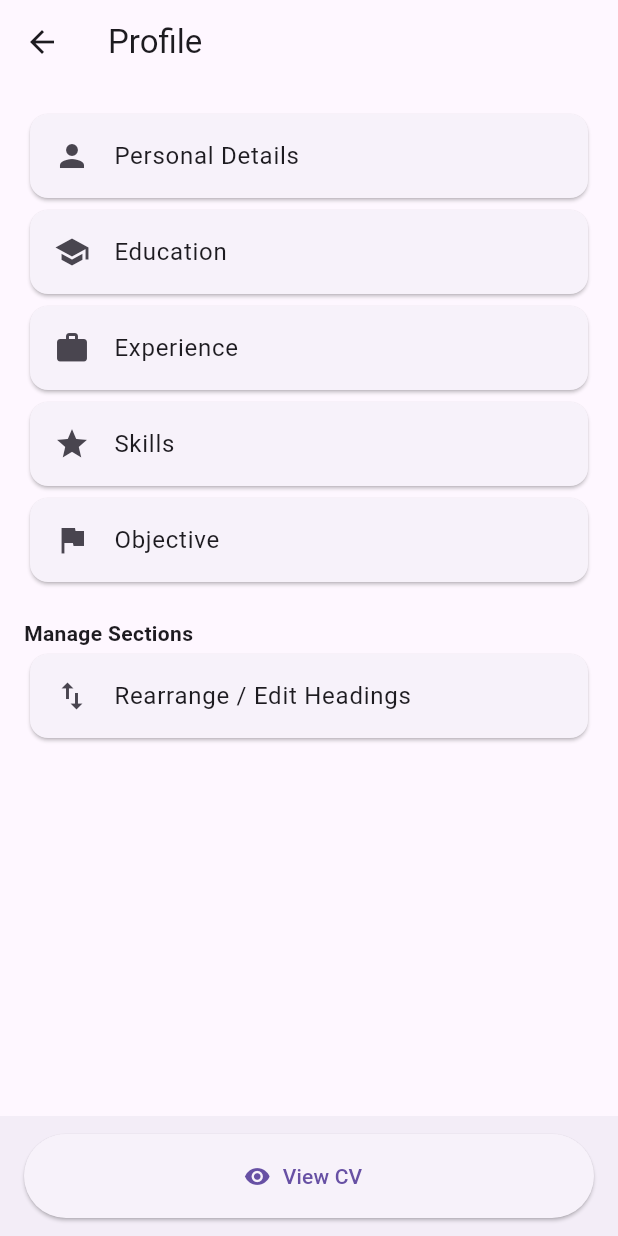
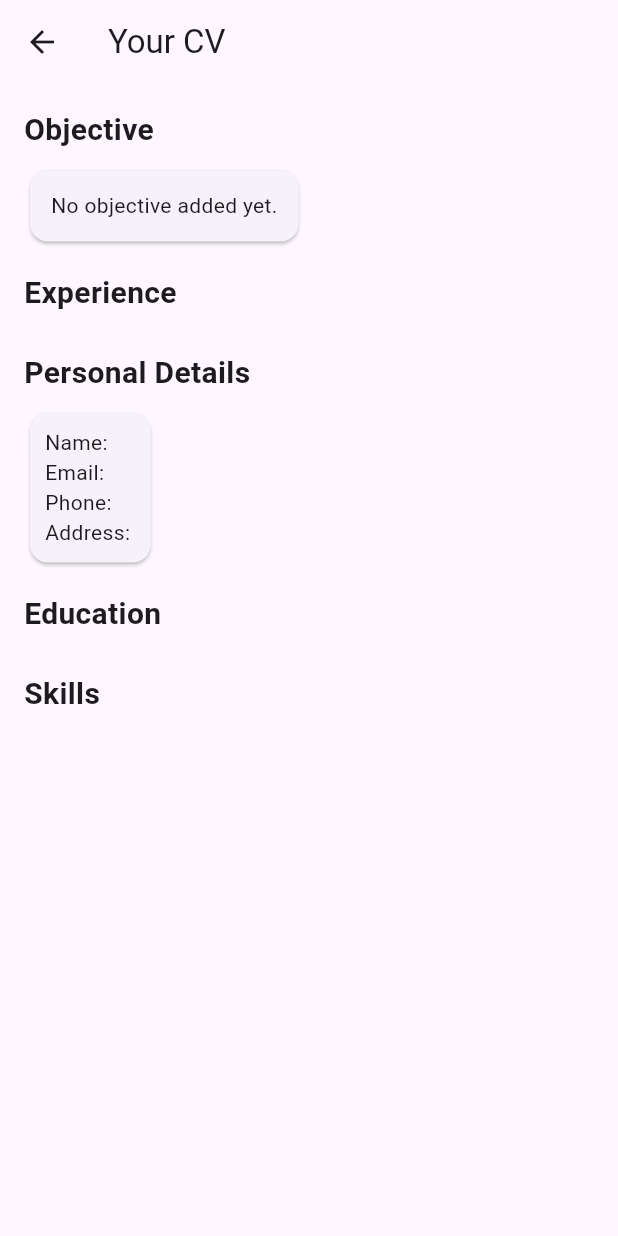
Before and after one commit to tisharabadiya/resume_builder, a Flutter app: the CreateResume screen opened directly, after a tap on "View CV", on a phone screen of 412 x 824 dp. Run offline on Flutter 3.47's test engine with Material 3 defaults, Android fonts, the phone set to English and light mode, and no system bars; our stand-ins replace shared_preferences; accounts and stored records are empty.

Commit message:
create rearrange and resume preview screen

```diff
--- a/lib/provider/resume_provider.dart
+++ b/lib/provider/resume_provider.dart
@@ -26,12 +26,33 @@ class ResumeProvider with ChangeNotifier {
   Objective? get objective => _objective;
   bool get hasDetails => _hasDetails;
 
+  List<String> _sectionOrder = [
+    'Objective',
+    'Experience',
+    'Personal Details',
+    'Education',
+    'Skills',
+  ];
+
+  final List<String> _defaultSectionOrder = const [
+    'Objective',
+    'Experience',
+    'Personal Details',
+    'Education',
+    'Skills',
+  ];
+
+  List<String> get defaultSections => List<String>.from(_defaultSectionOrder);
+
+  List<String> get sectionOrder => _sectionOrder;
+
   ResumeProvider() {
     _loadPersonalDetails();
     _loadEducations();
     _loadExperiences();
     _loadSkills();
     _loadObjective();
+    _loadSectionOrder();
   }
 
   Future<void> _loadPersonalDetails() async {
@@ -183,4 +204,29 @@ class ResumeProvider with ChangeNotifier {
     _hasDetails = true;
     notifyListeners();
   }
+
+  Future<void> _loadSectionOrder() async {
+    final prefs = await SharedPreferences.getInstance();
+    final savedOrder = prefs.getStringList('sectionOrder');
+    if (savedOrder != null) {
+      final sectionOrder =
+          savedOrder.where((s) => _defaultSectionOrder.contains(s)).toList();
+
+      _sectionOrder =
+          sectionOrder.isNotEmpty
+              ? sectionOrder
+              : List<String>.from(_defaultSectionOrder);
+    }
+    notifyListeners();
+  }
+
+  Future<void> saveSectionOrder(List<String> order) async {
+    final prefs = await SharedPreferences.getInstance();
+    //only allowed default sections
+    final filtered =
+        order.where((s) => _defaultSectionOrder.contains(s)).toList();
+    await prefs.setStringList('sectionOrder', filtered);
+    _sectionOrder = filtered;
+    notifyListeners();
+  }
 }
--- a/lib/screens/create_resume.dart
+++ b/lib/screens/create_resume.dart
@@ -3,6 +3,8 @@ import 'package:resume_builder/screens/education_screen.dart';
 import 'package:resume_builder/screens/experience_screen.dart';
 import 'package:resume_builder/screens/objective_screen.dart';
 import 'package:resume_builder/screens/personal_details.dart';
+import 'package:resume_builder/screens/rearrange_screen.dart';
+import 'package:resume_builder/screens/resume_preview.dart';
 import 'package:resume_builder/screens/skills.dart';
 
 class CreateResume extends StatelessWidget {
@@ -102,8 +104,15 @@ class CreateResume extends StatelessWidget {
               Card(
                 child: ListTile(
                   leading: const Icon(Icons.swap_vert),
-                  title: const Text('Rearrange / Edit Headings'),
-                  onTap: () {},
+                  title: const Text('Rearrange Sections'),
+                  onTap: () {
+                    Navigator.push(
+                      context,
+                      MaterialPageRoute(
+                        builder: (context) => RearrangeScreen(),
+                      ),
+                    );
+                  },
                 ),
               ),
             ],
@@ -112,7 +121,14 @@ class CreateResume extends StatelessWidget {
       ),
       bottomNavigationBar: BottomAppBar(
         child: ElevatedButton.icon(
-          onPressed: () {},
+          onPressed: () {
+            Navigator.push(
+              context,
+              MaterialPageRoute(
+                builder: (context) => ResumePreview(hasDetails: true),
+              ),
+            );
+          },
           icon: const Icon(Icons.remove_red_eye),
           label: const Text('View CV'),
         ),
--- a/lib/screens/resume_preview.dart
+++ b/lib/screens/resume_preview.dart
@@ -0,0 +1,160 @@
+import 'package:flutter/material.dart';
+import 'package:provider/provider.dart';
+import 'package:resume_builder/provider/resume_provider.dart';
+
+class ResumePreview extends StatelessWidget {
+  final bool hasDetails;
+
+  const ResumePreview({super.key, required this.hasDetails});
+
+  @override
+  Widget build(BuildContext context) {
+    return Scaffold(
+      appBar: AppBar(title: const Text('Your CV')),
+      body: hasDetails ? const _FilledCV() : const _EmptyCV(),
+    );
+  }
+}
+
+class _FilledCV extends StatelessWidget {
+  const _FilledCV();
+
+  @override
+  Widget build(BuildContext context) {
+    final resumeProvider = Provider.of<ResumeProvider>(context);
+    final personalDetails = resumeProvider.personalDetails;
+    final educations = resumeProvider.educations;
+    final experiences = resumeProvider.experiences;
+    final skills = resumeProvider.skills;
+    final objective = resumeProvider.objective;
+    final List<String> sectionOrder = resumeProvider.sectionOrder;
+    final allowedSections = resumeProvider.defaultSections;
+
+    final displayOrder =
+        sectionOrder.where((s) => allowedSections.contains(s)).toList();
+
+    // Map section names to widgets
+    final sectionWidgets = <String, Widget>{
+      'Objective': Card(
+        child: Padding(
+          padding: const EdgeInsets.all(14.0),
+          child: Text(objective?.description ?? 'No objective added yet.'),
+        ),
+      ),
+      'Experience': Column(
+        children:
+            experiences
+                .map(
+                  (experience) => Card(
+                    child: ListTile(
+                      title: Text(experience.jobTitle),
+                      subtitle: Column(
+                        crossAxisAlignment: CrossAxisAlignment.start,
+                        children: [
+                          Text(experience.companyName),
+                          Text(
+                            '${experience.startDate} - ${experience.endDate}',
+                          ),
+                          Text(experience.details),
+                        ],
+                      ),
+                    ),
+                  ),
+                )
+                .toList(),
+      ),
+      'Personal Details': Card(
+        child: Padding(
+          padding: const EdgeInsets.all(10.0),
+          child: Column(
+            crossAxisAlignment: CrossAxisAlignment.start,
+            children: [
+              Text('Name: ${personalDetails?.name ?? "No Name"}'),
+              Text('Email: ${personalDetails?.email ?? "No Email"}'),
+              Text('Phone: ${personalDetails?.phone ?? "No Phone"}'),
+              Text('Address: ${personalDetails?.address ?? "No Address"}'),
+            ],
+          ),
+        ),
+      ),
+      'Education': Column(
+        children:
+            educations
+                .map(
+                  (education) => Card(
+                    child: ListTile(
+                      title: Text(education.degree),
+                      subtitle: Column(
+                        crossAxisAlignment: CrossAxisAlignment.start,
+                        children: [
+                          Text(education.schoolOrUniversity),
+                          Text('Grade: ${education.grade}'),
+                          Text('Year: ${education.year}'),
+                        ],
+                      ),
+                    ),
+                  ),
+                )
+                .toList(),
+      ),
+      'Skills': Wrap(
+        spacing: 8.0,
+        children: skills.map((skill) => Chip(label: Text(skill))).toList(),
+      ),
+    };
+
+    return SingleChildScrollView(
+      padding: const EdgeInsets.all(16.0),
+      child: Column(
+        crossAxisAlignment: CrossAxisAlignment.start,
+        children: [
+          // Personal Details Header
+          // Center(
+          //   child: Text(
+          //     personalDetails?.name ?? 'No Name',
+          //     style: const TextStyle(fontSize: 24, fontWeight: FontWeight.bold),
+          //   ),
+          // ),
+          // const SizedBox(height: 20),
+
+          // Display sections in the order defined by the user
+          ...displayOrder.map((section) {
+            return Column(
+              crossAxisAlignment: CrossAxisAlignment.start,
+              children: [
+                Text(
+                  displayOrder.singleWhere((s) => s == section),
+                  style: const TextStyle(
+                    fontSize: 20,
+                    fontWeight: FontWeight.bold,
+                  ),
+                ),
+                const SizedBox(height: 8),
+                sectionWidgets[section] ?? const SizedBox.shrink(),
+                const SizedBox(height: 16),
+              ],
+            );
+          }).toList(),
+        ],
+      ),
+    );
+  }
+}
+
+class _EmptyCV extends StatelessWidget {
+  const _EmptyCV();
+
+  @override
+  Widget build(BuildContext context) {
+    return const Center(
+      child: Padding(
+        padding: EdgeInsets.all(16.0),
+        child: Text(
+          'Please fill in your details to generate your CV.',
+          style: TextStyle(fontSize: 18),
+          textAlign: TextAlign.center,
+        ),
+      ),
+    );
+  }
+}
```
Also changed, not shown: lib/screens/rearrange_screen.dart (added, +68 -0 lines).
